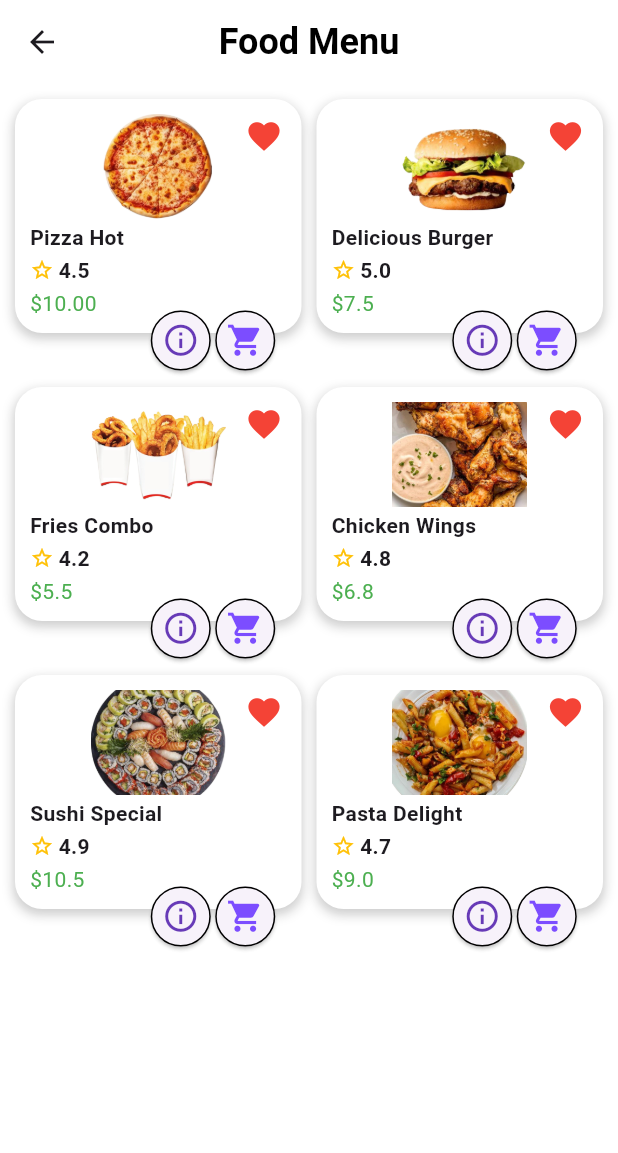
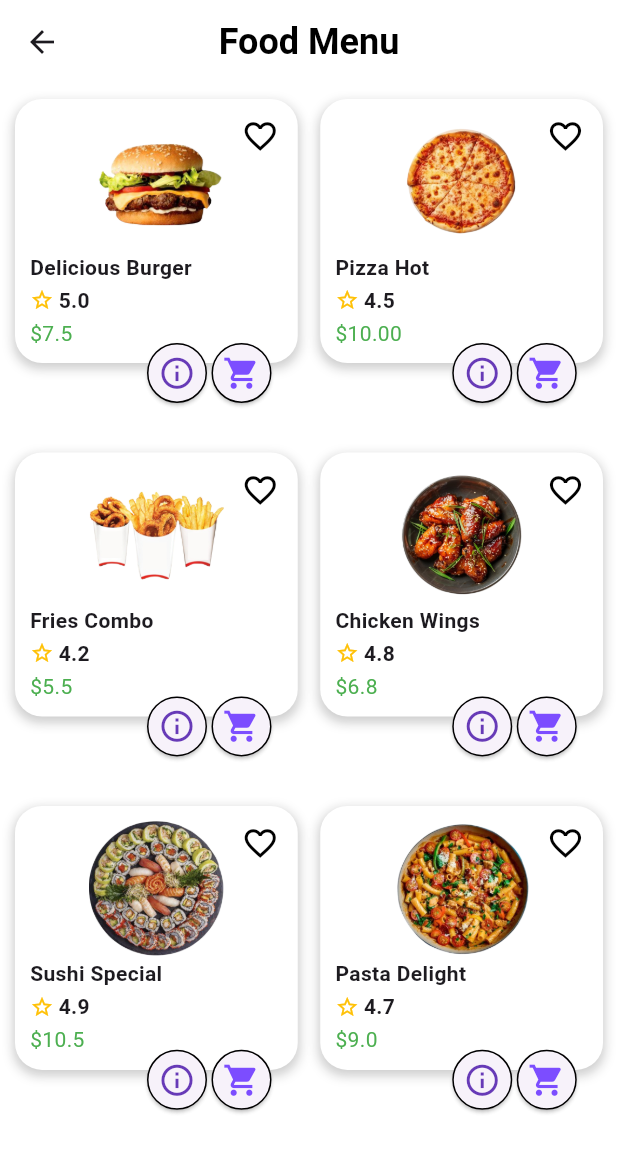
Before and after one commit to jihad0a/testing_widget, a Flutter app: the FoodPage screen opened directly, on a phone screen of 412 x 824 dp. Shown: the top 1153 px of the screen. Run offline on Flutter 3.47's test engine with Material 3 defaults, Android fonts, the phone set to English and light mode, and no system bars.

Commit message:
Update 1.0

```diff
--- a/lib/food_page.dart
+++ b/lib/food_page.dart
@@ -1,4 +1,5 @@
 import 'package:flutter/material.dart';
+import 'details_page.dart';
 
 class FoodPage extends StatefulWidget {
   const FoodPage({super.key});
@@ -23,18 +24,22 @@ class _FoodPageState extends State<FoodPage> {
       ),
       body: Padding(
         padding: const EdgeInsets.all(10.0),
+        child: Expanded(
           child: GridView.count(
             crossAxisCount: 2,
-          crossAxisSpacing: 10,
-          mainAxisSpacing: 1,
-          children: [
-            productCard("Pizza Hot", '10.00', '4.5', 'assets/pizza.png'),
-            productCard("Delicious Burger", '7.5', '5.0', 'assets/burger.png'),
-            productCard("Fries Combo", '5.5', '4.2', 'assets/fries.png'),
-            productCard("Chicken Wings", '6.8', '4.8', 'assets/wings.png'),
-            productCard("Sushi Special", '10.5', '4.9', 'assets/sushi.png'),
-            productCard("Pasta Delight", '9.0', '4.7', 'assets/pasta.png'),
+            crossAxisSpacing: 15,
+            childAspectRatio: 0.8,
+            shrinkWrap: true,
+
+            children: const [
+              ProductCardState(title: "Delicious Burger", price: '7.5',rating: '5.0',imagePath: 'assets/burger.png', isAvailable: true,),
+              ProductCardState(title: "Pizza Hot", price:'10.00',rating: '4.5',imagePath: 'assets/pizza.png', isAvailable: true,),
+              ProductCardState(title: "Fries Combo", price:'5.5',rating: '4.2',imagePath: 'assets/fries.png', isAvailable: true,),
+              ProductCardState(title: "Chicken Wings", price:'6.8',rating: '4.8',imagePath: 'assets/wings.png', isAvailable: true,),
+              ProductCardState(title: "Sushi Special", price:'10.5',rating: '4.9',imagePath: 'assets/sushi.png', isAvailable: true,),
+              ProductCardState(title: "Pasta Delight", price:'9.0',rating: '4.7',imagePath: 'assets/pasta.png', isAvailable: true,),
             ],
+          ),
         ),
       ),
     );
@@ -46,12 +51,14 @@ class ProductCardState extends StatefulWidget {
   final String price;
   final String rating;
   final String imagePath;
+  final bool isAvailable;
 
   const ProductCardState(
       {required this.title,
         required this.price,
         required this.rating,
         required this.imagePath,
+        required this.isAvailable,
         super.key});
 
   @override
@@ -59,13 +66,28 @@ class ProductCardState extends StatefulWidget {
 }
 
 class _ProductCardStateState extends State<ProductCardState> {
+
   bool favorite = false;
   bool buy = false;
   bool details = false;
 
   @override
   Widget build(BuildContext context) {
-    return Stack(
+    return GestureDetector(
+        onTap: () {
+          Navigator.push(
+              context,
+              MaterialPageRoute(
+                  builder: (context) =>
+                      DetailsPage(
+                        title: widget.title,
+                        price: widget.price,
+                        rating: widget.rating,
+                        imagePath: widget.imagePath,
+                        isAvailable: true,)));
+        },
+
+      child: Stack(
         children: [
           Container(
             padding: const EdgeInsets.all(10),
@@ -86,7 +108,7 @@ class _ProductCardStateState extends State<ProductCardState> {
               mainAxisSize: MainAxisSize.min,
               children: [
                 Image.asset(
-                widget.imagePath, height: 70, width: 90, fit: BoxFit.cover,),
+                  widget.imagePath, height: 90, width: 90, fit: BoxFit.contain,),
                 const SizedBox(height: 2,),
                 Column(
                   crossAxisAlignment: CrossAxisAlignment.start,
@@ -130,14 +152,14 @@ class _ProductCardStateState extends State<ProductCardState> {
                   });
                 },
                 icon: Icon(
-                favorite ? Icons.favorite_border_sharp : Icons.favorite,
-                color: favorite ? Colors.black : Colors.red,
+                  favorite ? Icons.favorite : Icons.favorite_border_sharp,
+                  color: favorite ? Colors.red : Colors.black,
                   size: favorite ? 25 : 25,
                 )),
           ),
         Positioned(
           right: 1,
-        bottom: 6,
+          bottom: 29,
           child: ElevatedButton(
             style: ElevatedButton.styleFrom(
                 shape: const CircleBorder(
@@ -183,7 +205,7 @@ class _ProductCardStateState extends State<ProductCardState> {
           ),
         ),
           Positioned(
-          bottom: 6,
+            bottom: 29,
             right: 44,
             child: ElevatedButton(
               style: ElevatedButton.styleFrom(
@@ -221,59 +243,12 @@ class _ProductCardStateState extends State<ProductCardState> {
               child: Icon(
                 details ? Icons.info_sharp : Icons.info_outline,
                 size: details ? 25 : 25,
-              color: details ? Colors.grey : Colors.deepPurple,
+                color: details ? Colors.green : Colors.deepPurple,
               ),
             ),
           ),
-      ]
+        ],
+      ),
     );
   }
 }
-
-
-Widget productCard(
-String title,
-String price,
-String rating,
-String imagePath
-    ) {
-  return ProductCardState(title: title, price: price, rating: rating, imagePath: imagePath);
-}
-
-/*
-Widget productCard(String title, String price, String rating, String imagePath) {
-  return Container(
-    decoration: BoxDecoration(
-      color: Colors.white,
-      borderRadius: BorderRadius.circular(18),
-      border: Border(
-        bottom: BorderSide(color: Colors.black),
-        top: BorderSide(color: Colors.black),
-        left: BorderSide(color: Colors.black),
-        right: BorderSide(color: Colors.black),
-      )
-    ),
-    child: Padding(
-      padding: const EdgeInsets.all(10),
-      child: Column(
-        mainAxisAlignment: MainAxisAlignment.center,
-        children: [
-          Image.asset(imagePath, width: 90, height: 70, fit: BoxFit.cover),
-
-          Text(title, style: const TextStyle(fontWeight: FontWeight.bold)),
-
-          Text("\$$price", style: const TextStyle(color: Colors.green)),
-
-          Row(
-            mainAxisAlignment: MainAxisAlignment.center,
-            children: [
-              const Icon(Icons.star, color: Colors.amber, size: 16),
-              const SizedBox(width: 3),
-              Text(rating),
-            ],
-          ),
-        ],
-      ),
-    ),
-  );
-}*/
```
Also changed, not shown: lib/details_page.dart (added, +178 -0 lines), lib/feature_page.dart (+4 -8 lines), lib/profile_page.dart (+2 -17 lines), assets/pasta.png, assets/profile.png (added), assets/wings.png. Lines whose indentation alone changed are shown as unchanged.
